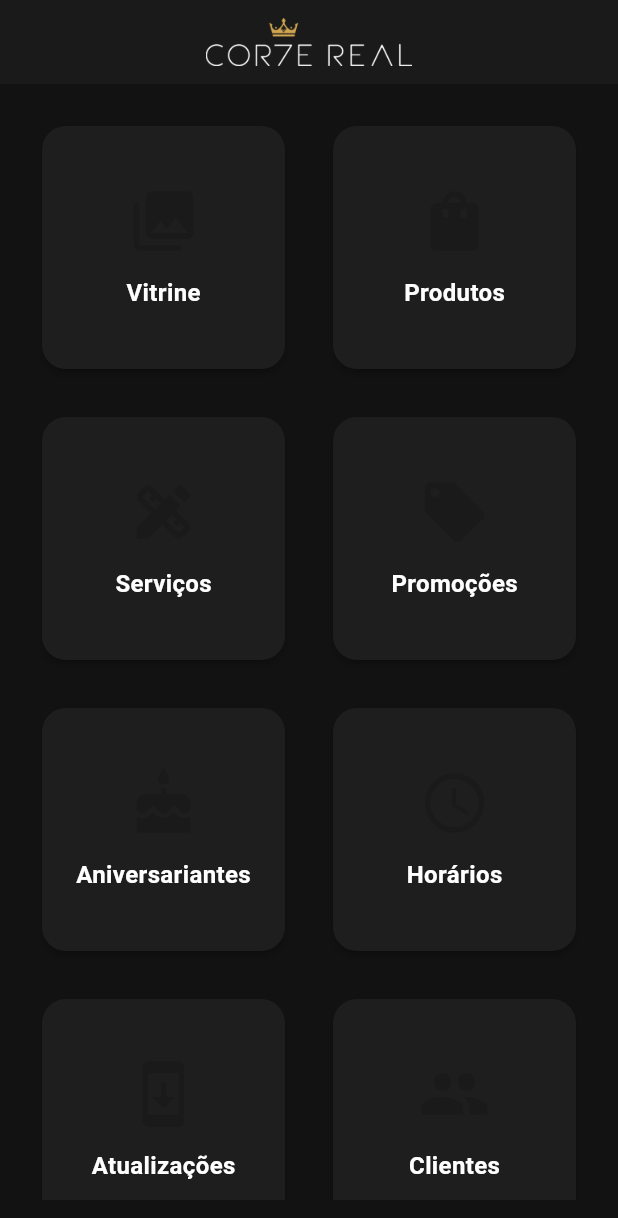
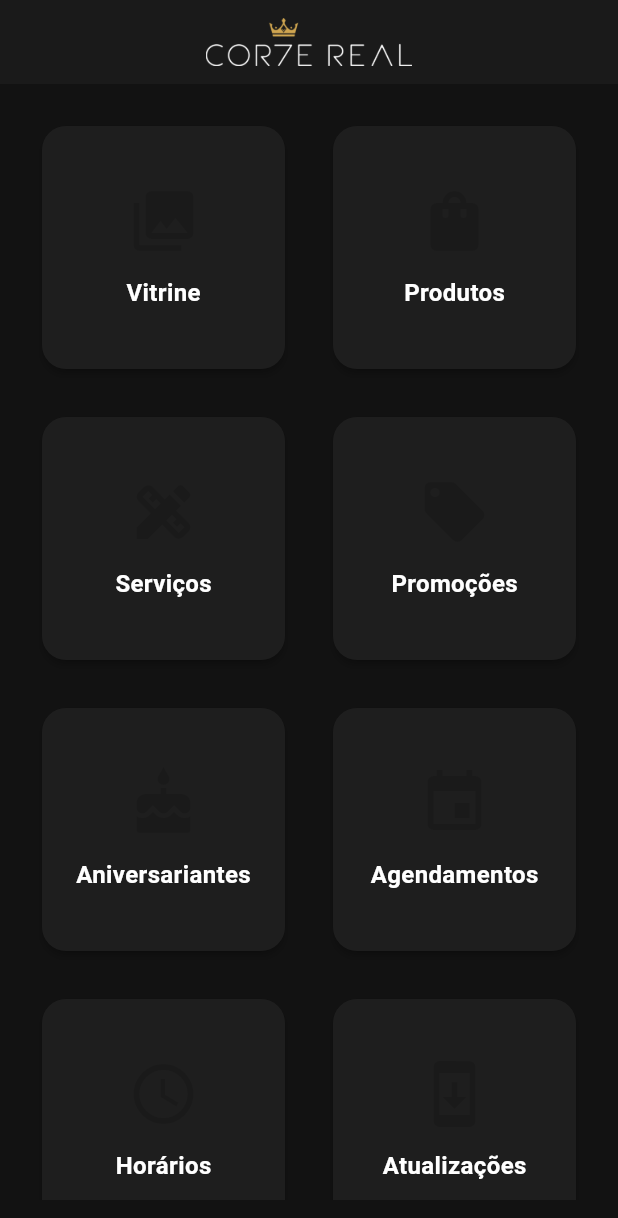
Before and after one commit to beto81-collab/BarbeariaApp, a Flutter app: the screen it shows once a user with an empty profile is signed in, on a phone screen of 412 x 824 dp. Shown: the top 1218 px of the screen. Run offline on Flutter 3.47's test engine with Material 3 defaults, Android fonts, the phone set to English and light mode, and no system bars; our stand-ins replace cloud_firestore, file_picker, firebase_auth, firebase_core, firebase_messaging, firebase_storage and 6 more; accounts and stored records are empty; network calls fail.

Commit message:
UI: adicionar tile Agendamentos no dashboard admin

```diff
--- a/lib/screens/admin_dashboard_screen.dart
+++ b/lib/screens/admin_dashboard_screen.dart
@@ -4,6 +4,7 @@ import '../widgets/logo_corte_real.dart';
 import '../services/firebase_service.dart';
 import 'produtos_screen.dart';
 import 'servicos_screen.dart';
+import 'agendamento_screen.dart';
 import 'horarios_screen.dart';
 import 'atualizacoes_screen.dart';
 import 'backup_screen.dart';
@@ -71,6 +72,14 @@ class AdminDashboardScreen extends StatelessWidget {
               onTap: () => Navigator.push(
                 context,
                 MaterialPageRoute(builder: (_) => AniversariantesScreen()),
+              ),
+            ),
+            _AdminTile(
+              icon: Icons.event,
+              label: 'Agendamentos',
+              onTap: () => Navigator.push(
+                context,
+                MaterialPageRoute(builder: (_) => const AgendamentoScreen()),
               ),
             ),
             _AdminTile(
```
